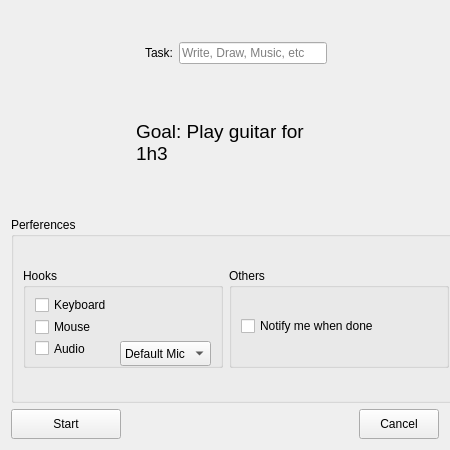
thebigG/Tasker, file Tasker/Ui/NewSessionQWidget.ui: the form before one commit.
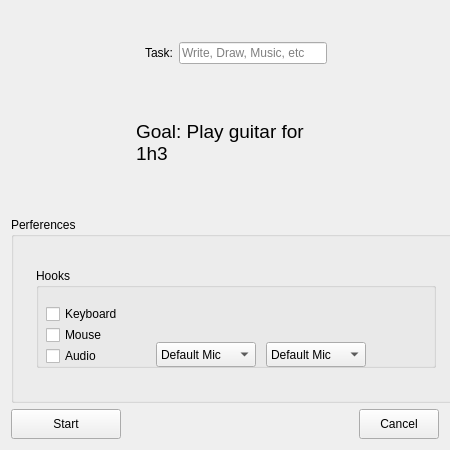
The form after the commit.

Commit message: -Add backend dropdown for audio devices. -TODO:Implement logic audio dropdown boxes.

Diff of the .ui file:
```diff
--- a/Tasker/Ui/NewSessionQWidget.ui
+++ b/Tasker/Ui/NewSessionQWidget.ui
@@ -32,131 +32,6 @@
    <enum>Qt::LeftToRight</enum>
   </property>
   <layout class="QGridLayout" name="gridLayout">
-   <item row="6" column="2">
-    <widget class="QPushButton" name="backQPushButton">
-     <property name="maximumSize">
-      <size>
-       <width>110</width>
-       <height>30</height>
-      </size>
-     </property>
-     <property name="text">
-      <string>Cancel</string>
-     </property>
-    </widget>
-   </item>
-   <item row="2" column="0">
-    <widget class="QGroupBox" name="groupBox">
-     <property name="minimumSize">
-      <size>
-       <width>450</width>
-       <height>0</height>
-      </size>
-     </property>
-     <property name="maximumSize">
-      <size>
-       <width>450</width>
-       <height>200</height>
-      </size>
-     </property>
-     <property name="title">
-      <string>Perferences</string>
-     </property>
-     <layout class="QGridLayout" name="gridLayout_2">
-      <item row="0" column="1">
-       <widget class="QGroupBox" name="productionTimeAlertQGroupBox">
-        <property name="maximumSize">
-         <size>
-          <width>400</width>
-          <height>100</height>
-         </size>
-        </property>
-        <property name="layoutDirection">
-         <enum>Qt::LeftToRight</enum>
-        </property>
-        <property name="title">
-         <string>Others</string>
-        </property>
-        <property name="flat">
-         <bool>true</bool>
-        </property>
-        <layout class="QVBoxLayout" name="verticalLayout">
-         <item>
-          <widget class="QCheckBox" name="checkBox">
-           <property name="text">
-            <string>Notify me when done</string>
-           </property>
-          </widget>
-         </item>
-        </layout>
-       </widget>
-      </item>
-      <item row="0" column="0">
-       <widget class="QGroupBox" name="HooksQGroupBox">
-        <property name="maximumSize">
-         <size>
-          <width>200</width>
-          <height>100</height>
-         </size>
-        </property>
-        <property name="styleSheet">
-         <string notr="true"/>
-        </property>
-        <property name="title">
-         <string>Hooks</string>
-        </property>
-        <property name="checkable">
-         <bool>false</bool>
-        </property>
-        <layout class="QGridLayout" name="gridLayout_4">
-         <item row="2" column="1">
-          <widget class="QComboBox" name="audioQComboBox">
-           <property name="minimumSize">
-            <size>
-             <width>0</width>
-             <height>25</height>
-            </size>
-           </property>
-           <property name="maximumSize">
-            <size>
-             <width>100</width>
-             <height>200</height>
-            </size>
-           </property>
-           <item>
-            <property name="text">
-             <string>Default Mic</string>
-            </property>
-           </item>
-          </widget>
-         </item>
-         <item row="0" column="0" colspan="2">
-          <widget class="QCheckBox" name="keyboardQCheckBox">
-           <property name="text">
-            <string>Keyboard</string>
-           </property>
-          </widget>
-         </item>
-         <item row="1" column="0">
-          <widget class="QCheckBox" name="mouseQCheckBox">
-           <property name="text">
-            <string>Mouse</string>
-           </property>
-          </widget>
-         </item>
-         <item row="2" column="0">
-          <widget class="QCheckBox" name="audioQCheckBox">
-           <property name="text">
-            <string>Audio</string>
-           </property>
-          </widget>
-         </item>
-        </layout>
-       </widget>
-      </item>
-     </layout>
-    </widget>
-   </item>
    <item row="0" column="0">
     <widget class="QWidget" name="widget" native="true">
      <property name="minimumSize">
@@ -244,6 +119,185 @@
      </property>
     </widget>
    </item>
+   <item row="6" column="2">
+    <widget class="QPushButton" name="backQPushButton">
+     <property name="maximumSize">
+      <size>
+       <width>110</width>
+       <height>30</height>
+      </size>
+     </property>
+     <property name="text">
+      <string>Cancel</string>
+     </property>
+    </widget>
+   </item>
+   <item row="2" column="0">
+    <widget class="QGroupBox" name="groupBox">
+     <property name="minimumSize">
+      <size>
+       <width>450</width>
+       <height>0</height>
+      </size>
+     </property>
+     <property name="maximumSize">
+      <size>
+       <width>450</width>
+       <height>200</height>
+      </size>
+     </property>
+     <property name="title">
+      <string>Perferences</string>
+     </property>
+     <layout class="QGridLayout" name="gridLayout_2">
+      <property name="leftMargin">
+       <number>0</number>
+      </property>
+      <property name="topMargin">
+       <number>0</number>
+      </property>
+      <property name="rightMargin">
+       <number>0</number>
+      </property>
+      <property name="bottomMargin">
+       <number>0</number>
+      </property>
+      <property name="spacing">
+       <number>0</number>
+      </property>
+      <item row="0" column="0">
+       <widget class="QGroupBox" name="HooksQGroupBox">
+        <property name="maximumSize">
+         <size>
+          <width>400</width>
+          <height>100</height>
+         </size>
+        </property>
+        <property name="styleSheet">
+         <string notr="true"/>
+        </property>
+        <property name="title">
+         <string>Hooks</string>
+        </property>
+        <property name="checkable">
+         <bool>false</bool>
+        </property>
+        <widget class="QComboBox" name="audioDeviceQComboBox">
+         <property name="geometry">
+          <rect>
+           <x>230</x>
+           <y>74</y>
+           <width>100</width>
+           <height>25</height>
+          </rect>
+         </property>
+         <property name="minimumSize">
+          <size>
+           <width>0</width>
+           <height>25</height>
+          </size>
+         </property>
+         <property name="maximumSize">
+          <size>
+           <width>100</width>
+           <height>200</height>
+          </size>
+         </property>
+         <item>
+          <property name="text">
+           <string>Default Mic</string>
+          </property>
+         </item>
+        </widget>
+        <widget class="QCheckBox" name="keyboardQCheckBox">
+         <property name="geometry">
+          <rect>
+           <x>10</x>
+           <y>38</y>
+           <width>100</width>
+           <height>16</height>
+          </rect>
+         </property>
+         <property name="maximumSize">
+          <size>
+           <width>100</width>
+           <height>200</height>
+          </size>
+         </property>
+         <property name="text">
+          <string>Keyboard</string>
+         </property>
+        </widget>
+        <widget class="QCheckBox" name="mouseQCheckBox">
+         <property name="geometry">
+          <rect>
+           <x>10</x>
+           <y>59</y>
+           <width>100</width>
+           <height>16</height>
+          </rect>
+         </property>
+         <property name="maximumSize">
+          <size>
+           <width>100</width>
+           <height>200</height>
+          </size>
+         </property>
+         <property name="text">
+          <string>Mouse</string>
+         </property>
+        </widget>
+        <widget class="QCheckBox" name="audioQCheckBox">
+         <property name="geometry">
+          <rect>
+           <x>10</x>
+           <y>80</y>
+           <width>100</width>
+           <height>16</height>
+          </rect>
+         </property>
+         <property name="maximumSize">
+          <size>
+           <width>100</width>
+           <height>200</height>
+          </size>
+         </property>
+         <property name="text">
+          <string>Audio</string>
+         </property>
+        </widget>
+        <widget class="QComboBox" name="audioBackendQComboBox">
+         <property name="geometry">
+          <rect>
+           <x>120</x>
+           <y>74</y>
+           <width>100</width>
+           <height>25</height>
+          </rect>
+         </property>
+         <property name="minimumSize">
+          <size>
+           <width>0</width>
+           <height>25</height>
+          </size>
+         </property>
+         <property name="maximumSize">
+          <size>
+           <width>100</width>
+           <height>200</height>
+          </size>
+         </property>
+         <item>
+          <property name="text">
+           <string>Default Mic</string>
+          </property>
+         </item>
+        </widget>
+       </widget>
+      </item>
+     </layout>
+    </widget>
+   </item>
   </layout>
  </widget>
  <resources/>
```
The commit also changes 1 other file.
